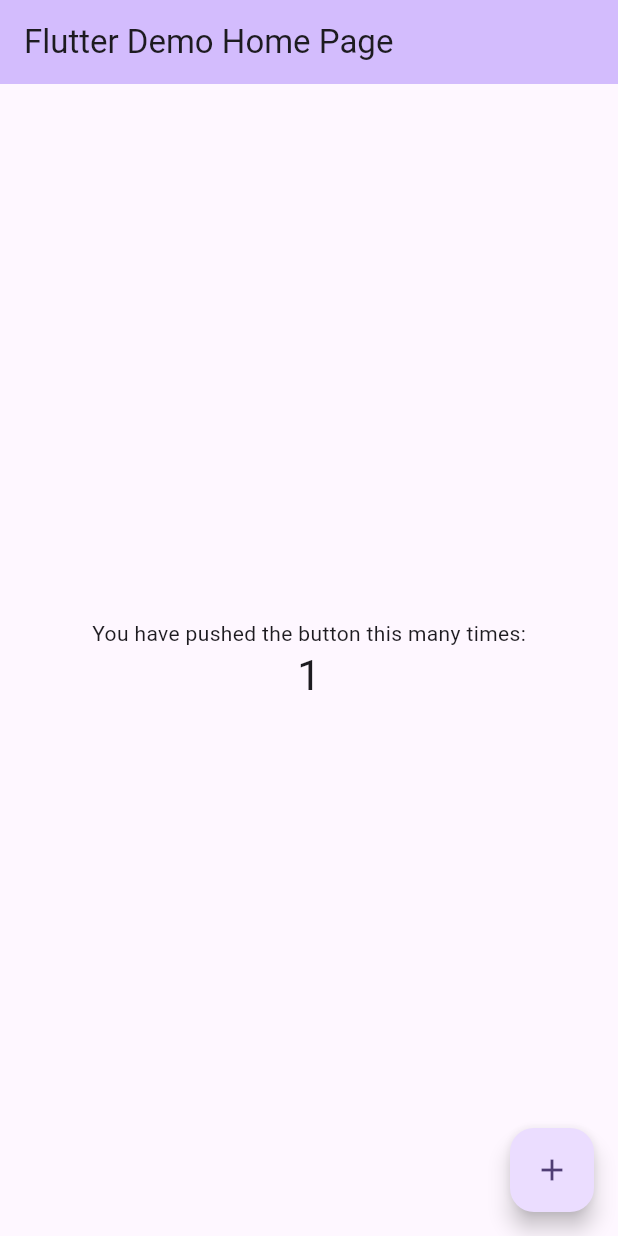
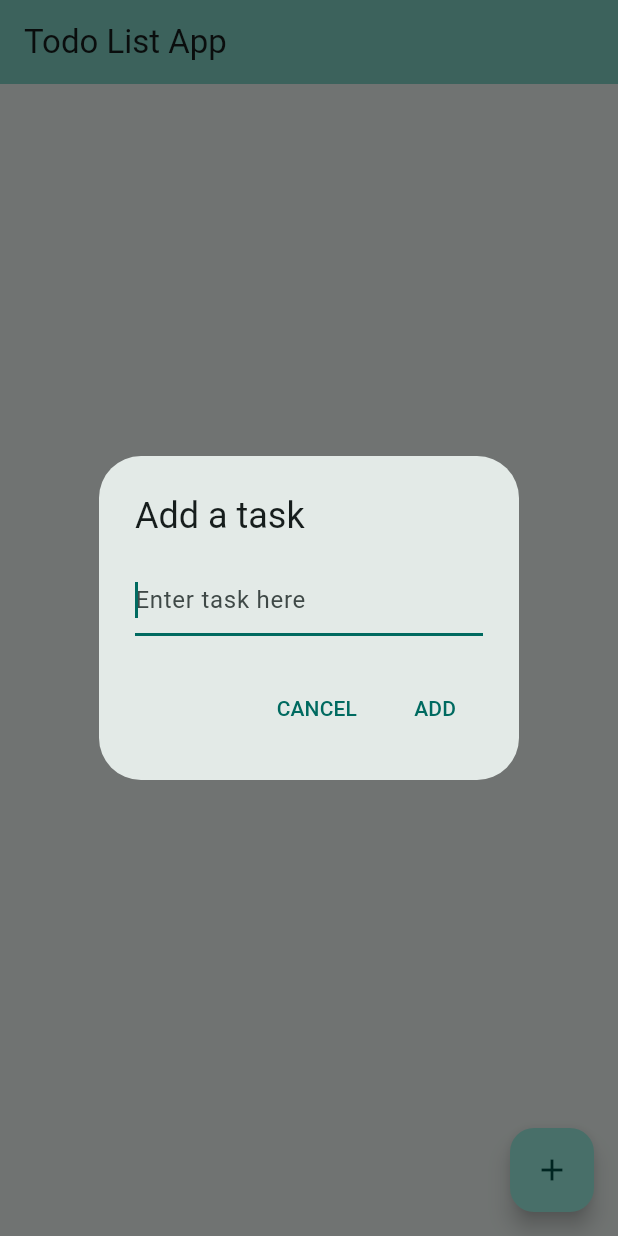
Before and after one commit to MRH-Romit/flutter-Projects, a Flutter app: the screen it shows after launch, after a tap on the "add" icon, on a phone screen of 412 x 824 dp. Run offline on Flutter 3.47's test engine with Material 3 defaults, Android fonts, the phone set to English and light mode, and no system bars.

Commit message:
Implement Todo List functionality with add, toggle, and delete features; update widget tests for new app structure

```diff
--- a/flutter_application_1/lib/main.dart
+++ b/flutter_application_1/lib/main.dart
@@ -1,4 +1,5 @@
 import 'package:flutter/material.dart';
+import 'models/todo.dart';
 
 void main() {
   runApp(const MyApp());
@@ -7,45 +8,21 @@ void main() {
 class MyApp extends StatelessWidget {
   const MyApp({super.key});
 
-  // This widget is the root of your application.
   @override
   Widget build(BuildContext context) {
     return MaterialApp(
-      title: 'Flutter Demo',
+      title: 'Todo List App',
       theme: ThemeData(
-        // This is the theme of your application.
-        //
-        // TRY THIS: Try running your application with "flutter run". You'll see
-        // the application has a purple toolbar. Then, without quitting the app,
-        // try changing the seedColor in the colorScheme below to Colors.green
-        // and then invoke "hot reload" (save your changes or press the "hot
-        // reload" button in a Flutter-supported IDE, or press "r" if you used
-        // the command line to start the app).
-        //
-        // Notice that the counter didn't reset back to zero; the application
-        // state is not lost during the reload. To reset the state, use hot
-        // restart instead.
-        //
-        // This works for code too, not just values: Most code changes can be
-        // tested with just a hot reload.
-        colorScheme: ColorScheme.fromSeed(seedColor: Colors.deepPurple),
+        colorScheme: ColorScheme.fromSeed(seedColor: Colors.teal),
+        useMaterial3: true,
       ),
-      home: const MyHomePage(title: 'Flutter Demo Home Page'),
+      home: const MyHomePage(title: 'Todo List App'),
     );
   }
 }
 
 class MyHomePage extends StatefulWidget {
   const MyHomePage({super.key, required this.title});
-
-  // This widget is the home page of your application. It is stateful, meaning
-  // that it has a State object (defined below) that contains fields that affect
-  // how it looks.
-
-  // This class is the configuration for the state. It holds the values (in this
-  // case the title) provided by the parent (in this case the App widget) and
-  // used by the build method of the State. Fields in a Widget subclass are
-  // always marked "final".
 
   final String title;
 
@@ -54,69 +31,113 @@ class MyHomePage extends StatefulWidget {
 }
 
 class _MyHomePageState extends State<MyHomePage> {
-  int _counter = 0;
+  final List<Todo> _todos = [];
+  final TextEditingController _textFieldController = TextEditingController();
 
-  void _incrementCounter() {
+  void _addTodoItem(String title) {
+    if (title.isNotEmpty) {
+      setState(() {
+        _todos.add(Todo(
+          id: DateTime.now().millisecondsSinceEpoch.toString(),
+          title: title,
+        ));
+      });
+      _textFieldController.clear();
+    }
+  }
+
+  void _toggleTodo(String id) {
     setState(() {
-      // This call to setState tells the Flutter framework that something has
-      // changed in this State, which causes it to rerun the build method below
-      // so that the display can reflect the updated values. If we changed
-      // _counter without calling setState(), then the build method would not be
-      // called again, and so nothing would appear to happen.
-      _counter++;
+      final todoIndex = _todos.indexWhere((todo) => todo.id == id);
+      if (todoIndex != -1) {
+        _todos[todoIndex] = _todos[todoIndex].copyWith(
+          isDone: !_todos[todoIndex].isDone,
+        );
+      }
     });
   }
 
+  void _deleteTodo(String id) {
+    setState(() {
+      _todos.removeWhere((todo) => todo.id == id);
+    });
+  }
+
+  void _displayDialog() {
+    showDialog(
+      context: context,
+      builder: (BuildContext context) {
+        return AlertDialog(
+          title: const Text('Add a task'),
+          content: TextField(
+            controller: _textFieldController,
+            decoration: const InputDecoration(hintText: 'Enter task here'),
+            autofocus: true,
+          ),
+          actions: <Widget>[
+            TextButton(
+              child: const Text('CANCEL'),
+              onPressed: () {
+                Navigator.of(context).pop();
+                _textFieldController.clear();
+              },
+            ),
+            TextButton(
+              child: const Text('ADD'),
+              onPressed: () {
+                Navigator.of(context).pop();
+                _addTodoItem(_textFieldController.text);
+              },
+            ),
+          ],
+        );
+      },
+    );
+  }
   @override
   Widget build(BuildContext context) {
-    // This method is rerun every time setState is called, for instance as done
-    // by the _incrementCounter method above.
-    //
-    // The Flutter framework has been optimized to make rerunning build methods
-    // fast, so that you can just rebuild anything that needs updating rather
-    // than having to individually change instances of widgets.
     return Scaffold(
       appBar: AppBar(
-        // TRY THIS: Try changing the color here to a specific color (to
-        // Colors.amber, perhaps?) and trigger a hot reload to see the AppBar
-        // change color while the other colors stay the same.
         backgroundColor: Theme.of(context).colorScheme.inversePrimary,
-        // Here we take the value from the MyHomePage object that was created by
-        // the App.build method, and use it to set our appbar title.
         title: Text(widget.title),
       ),
-      body: Center(
-        // Center is a layout widget. It takes a single child and positions it
-        // in the middle of the parent.
-        child: Column(
-          // Column is also a layout widget. It takes a list of children and
-          // arranges them vertically. By default, it sizes itself to fit its
-          // children horizontally, and tries to be as tall as its parent.
-          //
-          // Column has various properties to control how it sizes itself and
-          // how it positions its children. Here we use mainAxisAlignment to
-          // center the children vertically; the main axis here is the vertical
-          // axis because Columns are vertical (the cross axis would be
-          // horizontal).
-          //
-          // TRY THIS: Invoke "debug painting" (choose the "Toggle Debug Paint"
-          // action in the IDE, or press "p" in the console), to see the
-          // wireframe for each widget.
-          mainAxisAlignment: MainAxisAlignment.center,
-          children: <Widget>[
-            const Text('You have pushed the button this many times:'),
-            Text(
-              '$_counter',
-              style: Theme.of(context).textTheme.headlineMedium,
+      body: _todos.isEmpty
+          ? const Center(
+              child: Text(
+                'No tasks yet! Add some tasks.',
+                style: TextStyle(fontSize: 18),
+              ),
+            )
+          : ListView.builder(
+              itemCount: _todos.length,
+              itemBuilder: (context, index) {
+                final todo = _todos[index];
+                return ListTile(
+                  onTap: () => _toggleTodo(todo.id),
+                  leading: Checkbox(
+                    value: todo.isDone,
+                    onChanged: (_) => _toggleTodo(todo.id),
+                  ),
+                  title: Text(
+                    todo.title,
+                    style: TextStyle(
+                      decoration: todo.isDone
+                          ? TextDecoration.lineThrough
+                          : TextDecoration.none,
+                    ),
+                  ),
+                  trailing: IconButton(
+                    icon: const Icon(Icons.delete),
+                    onPressed: () => _deleteTodo(todo.id),
+                  ),
+                );
+              },
             ),
-          ],
-        ),
+      floatingActionButton: FloatingActionButton(
+        onPressed: _displayDialog,
+        tooltip: 'Add Task',
+        child: const Icon(Icons.add),
       ),
-      floatingActionButton: FloatingActionButton(
-        onPressed: _incrementCounter,
-        tooltip: 'Increment',
-        child: const Icon(Icons.add),
-      ), // This trailing comma makes auto-formatting nicer for build methods.
     );
   }
 }
--- /dev/null
+++ b/flutter_application_1/lib/models/todo.dart
@@ -0,0 +1,23 @@
+class Todo {
+  String id;
+  String title;
+  bool isDone;
+
+  Todo({
+    required this.id,
+    required this.title,
+    this.isDone = false,
+  });
+
+  Todo copyWith({
+    String? id,
+    String? title,
+    bool? isDone,
+  }) {
+    return Todo(
+      id: id ?? this.id,
+      title: title ?? this.title,
+      isDone: isDone ?? this.isDone,
+    );
+  }
+}
```
Also changed, not shown: 1 other file.
